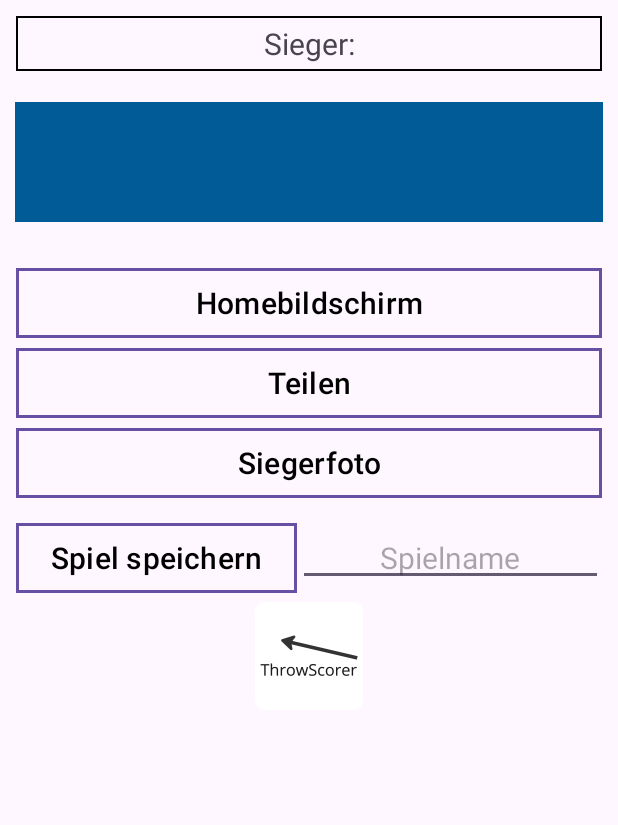
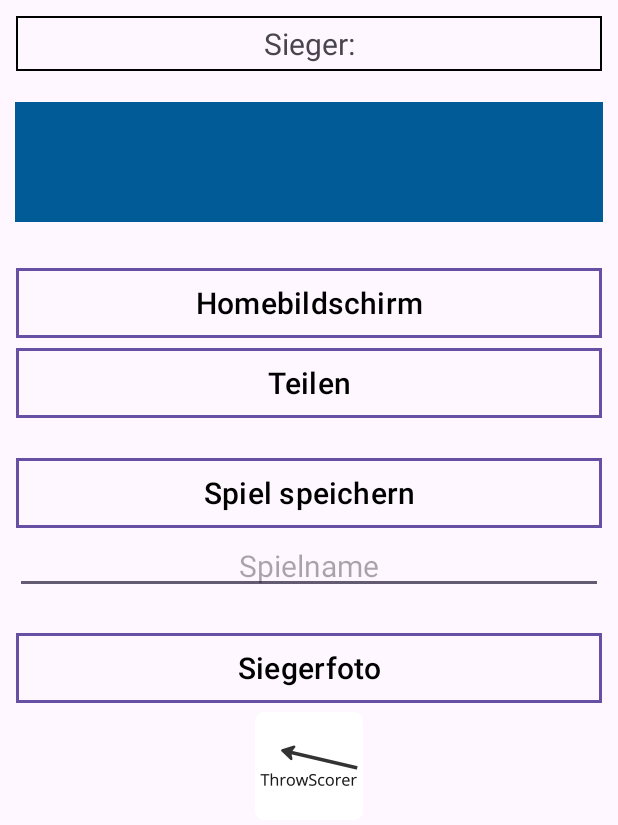
Before and after one commit to luweimer/prog, an Android app: the layout evaluation.xml on its own in the app's theme, with its tools: preview values and no code run, on a phone screen of 412 x 824 dp. Shown: the top 825 px of the screen. Run offline under Robolectric (Android 15) with nearby library versions, the phone set to English and light mode, and no system bars.

Commit message:
update for deploy

```diff
--- a/app/src/main/java/hsos/de/prog3/throwscorer/activity/EvaluationActivity.java
+++ b/app/src/main/java/hsos/de/prog3/throwscorer/activity/EvaluationActivity.java
@@ -1,6 +1,7 @@
 package hsos.de.prog3.throwscorer.activity;
 
 import static hsos.de.prog3.throwscorer.utility.ConvertViewValues.convertDrawableToBitmap;
+import static hsos.de.prog3.throwscorer.utility.Converter.BitmapToBase64;
 import static hsos.de.prog3.throwscorer.utility.Router.startHomeActivity;
 
 import android.Manifest;
@@ -11,6 +12,7 @@ import android.content.pm.PackageManager;
 import android.graphics.Bitmap;
 import android.graphics.drawable.BitmapDrawable;
 import android.graphics.drawable.Drawable;
+import android.net.Uri;
 import android.os.Bundle;
 import android.provider.MediaStore;
 import android.util.Log;
@@ -89,6 +91,7 @@ public class EvaluationActivity extends AppCompatActivity implements EvaluationA
         //TODO: Auslagern? Nur ein View Evenet?!
         this.home.setOnClickListener(v -> this.handleHome() );
         this.winTakePic.setOnClickListener(v ->  this.useCamera());
+        this.winPic.setOnClickListener(v -> this.useCamera());
 
         return this;
     }
--- a/app/src/main/java/hsos/de/prog3/throwscorer/activity/PlayerNameActivity.java
+++ b/app/src/main/java/hsos/de/prog3/throwscorer/activity/PlayerNameActivity.java
@@ -3,15 +3,11 @@ package hsos.de.prog3.throwscorer.activity;
 import static hsos.de.prog3.throwscorer.utility.Router.startGame;
 
 import android.os.Bundle;
-import android.util.Log;
 import android.widget.Button;
 import android.widget.GridLayout;
 import android.widget.Toast;
 
-import androidx.annotation.Nullable;
 import androidx.appcompat.app.AppCompatActivity;
-
-import java.util.Arrays;
 
 import hsos.de.prog3.throwscorer.R;
 import hsos.de.prog3.throwscorer.listener.view.PlayerNameViewListener;
@@ -51,7 +47,6 @@ public class PlayerNameActivity extends AppCompatActivity {
         return this;
     }
 
-    @Nullable
     private void handleIncomingIntent() {
         this.gameSettings = getIntent().getParcelableExtra("GameSettings");
     }
@@ -71,7 +66,6 @@ public class PlayerNameActivity extends AppCompatActivity {
             names[i] = name;
         }
         this.gameSettings.setPlayerNames(names);
-        Log.i("PlayerNameActivity", "handleSubmit: " + Arrays.toString(this.gameSettings.getPlayerNames()));
         startGame(this, this.gameSettings);
     }
 
--- a/app/src/main/res/layout/evaluation.xml
+++ b/app/src/main/res/layout/evaluation.xml
@@ -1,5 +1,6 @@
 <?xml version="1.0" encoding="utf-8"?>
 <LinearLayout xmlns:android="http://schemas.android.com/apk/res/android"
+    xmlns:app="http://schemas.android.com/apk/res-auto"
     xmlns:tools="http://schemas.android.com/tools"
     android:layout_width="match_parent"
     android:layout_height="match_parent"
@@ -82,33 +83,23 @@
                 android:textSize="20sp"
                 android:layout_marginBottom="5dp"
                 android:layout_weight="1"/>
-
-            <Button
-                android:id="@+id/btn_eva_take_pic"
-                android:layout_width="match_parent"
-                android:layout_height="wrap_content"
-                android:background="@drawable/button"
-                android:text="@string/eva_pic"
-                android:textColor="@color/black"
-                android:textSize="20sp"
-                android:layout_marginBottom="5dp"
-                android:layout_weight="1"/>
             </LinearLayout>
 
             <LinearLayout
                 android:layout_width="match_parent"
                 android:layout_height="wrap_content"
-                android:orientation="horizontal"
+                android:orientation="vertical"
                 android:layout_gravity="center_vertical"
-                android:layout_marginBottom="5dp">
+                android:paddingVertical="10dp">
                 <Button
                     android:id="@+id/btn_eva_save"
-                    android:layout_width="wrap_content"
+                    android:layout_width="match_parent"
                     android:layout_height="wrap_content"
                     android:background="@drawable/button"
                     android:text="@string/eva_save"
                     android:textColor="@color/black"
-                    android:textSize="20sp" />
+                    android:textSize="20sp"
+                    android:layout_marginBottom="5dp"/>
 
                 <EditText
                     android:id="@+id/et_eva_name"
@@ -120,14 +111,31 @@
                     android:layout_marginBottom="5dp"
                     android:layout_columnWeight="1"
                     android:hint="@string/eva_name"
-                    android:inputType="text"/>
+                    android:inputType="text"
+                    />
             </LinearLayout>
-            <ImageView
-                android:id="@+id/iv_eva_win_pic"
+            <LinearLayout
                 android:layout_width="match_parent"
                 android:layout_height="wrap_content"
-                android:src="@mipmap/ic_launcher_ts_icon_round"
-                />
+                android:orientation="vertical"
+                android:paddingVertical="10dp">
+                <Button
+                    android:id="@+id/btn_eva_take_pic"
+                    android:layout_width="match_parent"
+                    android:layout_height="wrap_content"
+                    android:background="@drawable/button"
+                    android:text="@string/eva_pic"
+                    android:textColor="@color/black"
+                    android:textSize="20sp"
+                    android:layout_marginBottom="5dp"
+                    android:layout_weight="1"/>
+                <ImageView
+                    android:id="@+id/iv_eva_win_pic"
+                    android:layout_width="match_parent"
+                    android:layout_height="wrap_content"
+                    android:src="@mipmap/ic_launcher_ts_icon_round"
+                    />
+            </LinearLayout>
 
         </LinearLayout>
 
--- a/app/src/main/res/layout/overview_row.xml
+++ b/app/src/main/res/layout/overview_row.xml
@@ -5,7 +5,7 @@
     <TextView
         android:id="@+id/tv_ov_game_name"
         android:layout_width="match_parent"
-        android:layout_height="wrap_content"
+        android:layout_height="match_parent"
         android:textAlignment="center"
         android:textSize="20sp"
         android:padding="5dp"
```
